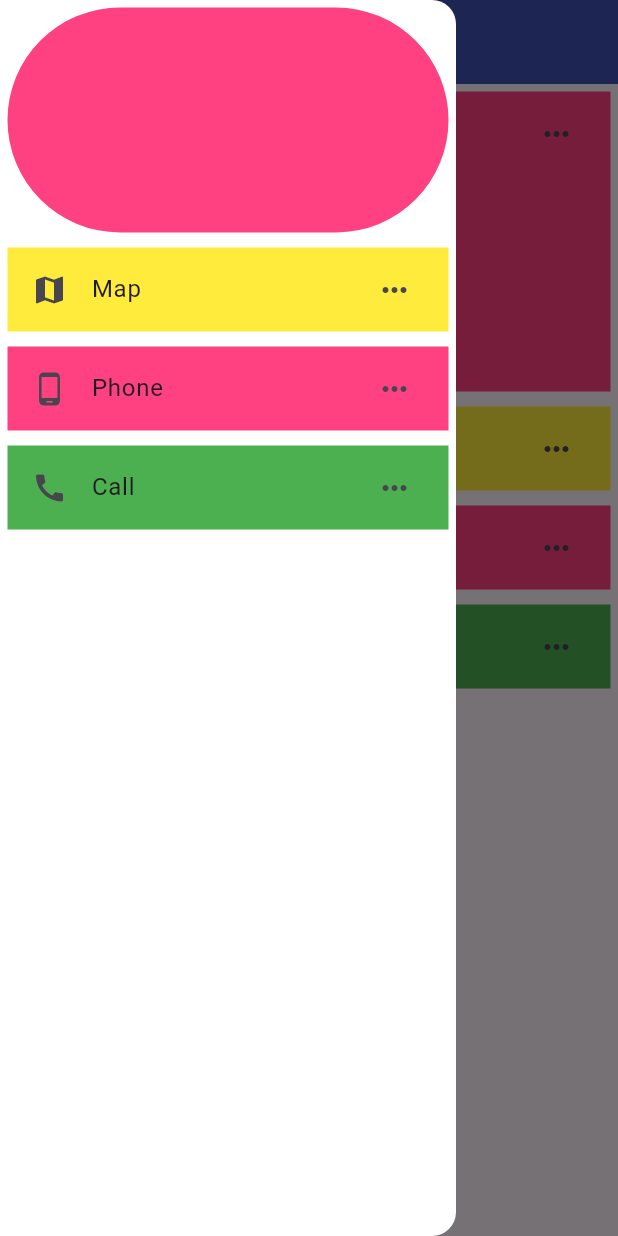
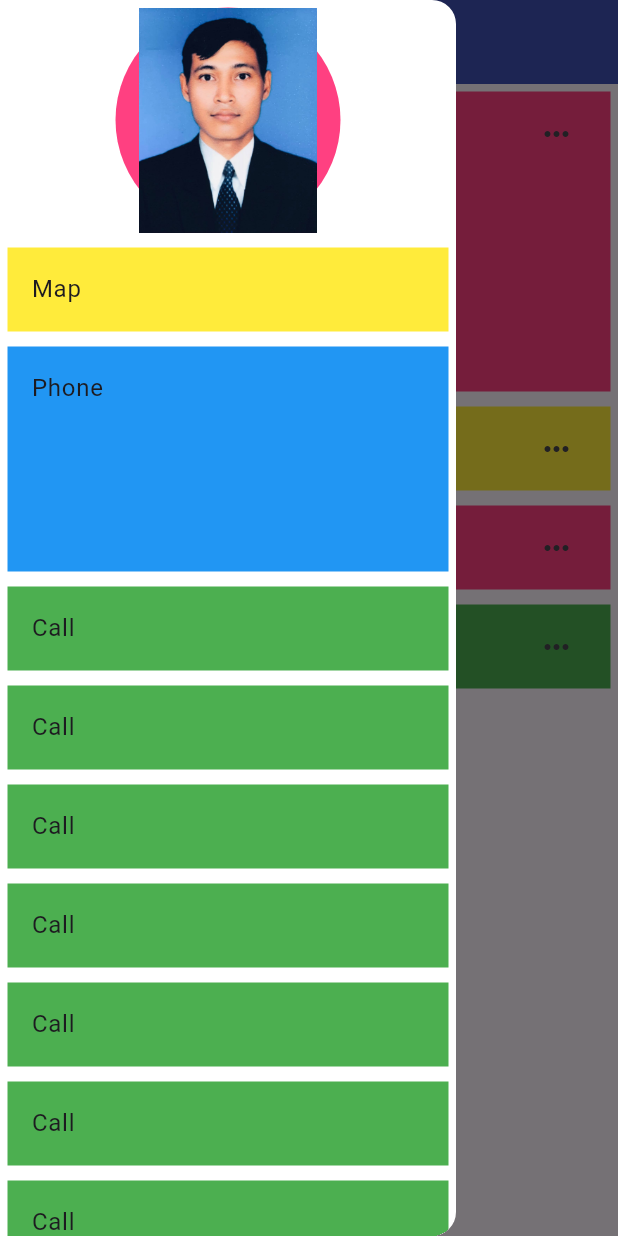
Before and after one commit to Cyperfroz00/griddemo, a Flutter app: the screen it shows after launch, with the side drawer open, on a phone screen of 412 x 824 dp. Run offline on Flutter 3.47's test engine with Material 2 defaults, Android fonts, the phone set to English and light mode, and no system bars.

Commit message:
7th update drawer with profile

```diff
--- a/lib/componnet/list_view_screen.dart
+++ b/lib/componnet/list_view_screen.dart
@@ -17,9 +17,12 @@ class _ListviewscreenState extends State<Listviewscreen> {
         child: Container(
           height: 150,
           width: 150,
+          child: Container(
             child: ListView(
               children: [
-              Container(
+                Center(
+                  child: Container(
+
                     decoration: BoxDecoration(
                         borderRadius: BorderRadius.all(
                           Radius.circular(250),
@@ -30,37 +33,105 @@ class _ListviewscreenState extends State<Listviewscreen> {
                     margin: EdgeInsets.all(5),
                     // width: 100,
                     // height: 100,
-                child: ListTile(),
+                    child: Image.asset(
+                      'assets/images/ceo.jpg'
+                    ),
+                  ),
                 ),
                 SizedBox(),
                 Container(
                   margin: EdgeInsets.all(5),
                   color: Colors.yellow[500],
                   child: ListTile(
-                  leading: Icon(Icons.map),
+                    //leading: Icon(Icons.map),
                     title: Text('Map'),
-                  trailing: Icon(Icons.more_horiz),
+                    //trailing: Icon(Icons.more_horiz),
                   ),
                 ),
                 Container(
                   margin: EdgeInsets.all(5),
-                color: Colors.pinkAccent,
+                  height: 150,
+                  color: Colors.blue,
                   child: ListTile(
-                  leading: Icon(Icons.phone_android),
+                    ///leading: Icon(Icons.phone_android),
                     title: Text('Phone'),
-                  trailing: Icon(Icons.more_horiz),
+                    //trailing: Icon(Icons.more_horiz),
                   ),
                 ),
                 Container(
                   margin: EdgeInsets.all(5),
                   color: Colors.green,
                   child: ListTile(
-                  leading: Icon(Icons.call),
+                    //leading: Icon(Icons.call),
                     title: Text('Call'),
-                  trailing: Icon(Icons.more_horiz),
+                    //trailing: Icon(Icons.more_horiz),
+                  ),
+                ),
+                Container(
+                  margin: EdgeInsets.all(5),
+                  color: Colors.green,
+                  child: ListTile(
+                    //leading: Icon(Icons.call),
+                    title: Text('Call'),
+                    //trailing: Icon(Icons.more_horiz),
+                  ),
+                ),
+                Container(
+                  margin: EdgeInsets.all(5),
+                  color: Colors.green,
+                  child: ListTile(
+                    //leading: Icon(Icons.call),
+                    title: Text('Call'),
+                    //trailing: Icon(Icons.more_horiz),
+                  ),
+                ),
+                Container(
+                  margin: EdgeInsets.all(5),
+                  color: Colors.green,
+                  child: ListTile(
+                    //leading: Icon(Icons.call),
+                    title: Text('Call'),
+                    //trailing: Icon(Icons.more_horiz),
+                  ),
+                ),
+                Container(
+                  margin: EdgeInsets.all(5),
+                  color: Colors.green,
+                  child: ListTile(
+                    //leading: Icon(Icons.call),
+                    title: Text('Call'),
+                    //trailing: Icon(Icons.more_horiz),
+                  ),
+                ),
+                Container(
+                  margin: EdgeInsets.all(5),
+                  color: Colors.green,
+                  child: ListTile(
+                    //leading: Icon(Icons.call),
+                    title: Text('Call'),
+                    //trailing: Icon(Icons.more_horiz),
+                  ),
+                ),
+                Container(
+                  margin: EdgeInsets.all(5),
+                  color: Colors.green,
+                  child: ListTile(
+                    //leading: Icon(Icons.call),
+                    title: Text('Call'),
+                    //trailing: Icon(Icons.more_horiz),
+                  ),
+                ),
+                Container(
+                  margin: EdgeInsets.all(5),
+                  color: Colors.green,
+                  child: ListTile(
+                    //leading: Icon(Icons.call),
+                    title: Text('Call'),
+                    //trailing: Icon(Icons.more_horiz),
                   ),
                 ),
               ],
+            ),
           ),
         ),
       ),
--- a/pubspec.yaml
+++ b/pubspec.yaml
@@ -62,6 +62,8 @@ flutter:
   # assets:
   #   - images/a_dot_burr.jpeg
   #   - images/a_dot_ham.jpeg
+  assets:
+    - assets/images/ceo.jpg
 
   # An image asset can refer to one or more resolution-specific "variants", see
   # https://flutter.dev/assets-and-images/#resolution-aware
```
Also changed, not shown: assets/images/ceo.jpg (added). Lines whose indentation alone changed are shown as unchanged.
